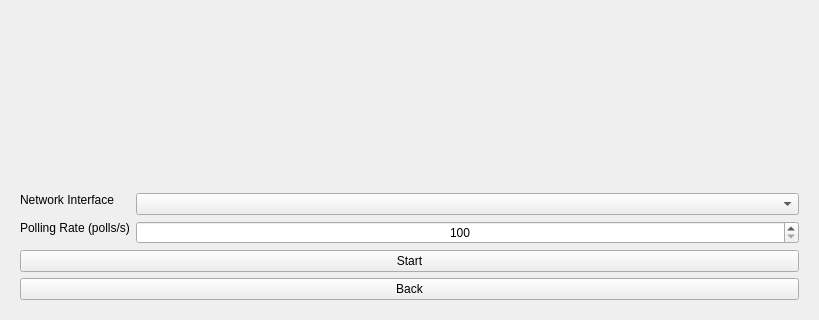
RichardTry/mobile-game-controller-emulator, file ui/networktransceivermaster.ui: the form before one commit; both pictures show x 0 to 819 and y 351 to 671 of the 819 by 671 pixel window.
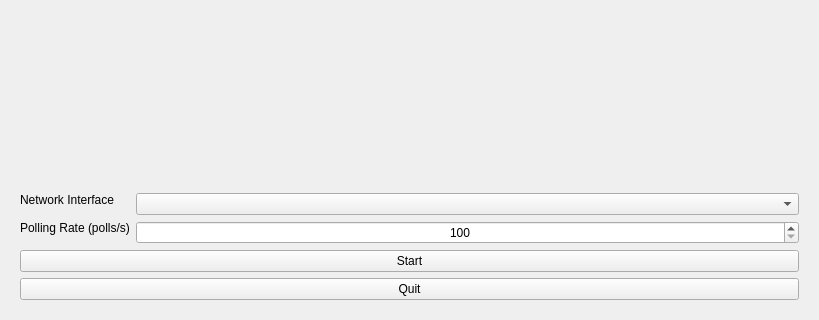
The form after the commit. Icons and pictures are not drawn.

Commit message: Change back button text to quit at initial tranceiver master screen

What changed in the file:
```diff
--- a/ui/networktransceivermaster.ui
+++ b/ui/networktransceivermaster.ui
@@ -99,7 +99,7 @@
        <item>
         <widget class="QPushButton" name="backPushButton">
          <property name="text">
-          <string>Back</string>
+          <string>Quit</string>
          </property>
         </widget>
        </item>
```
